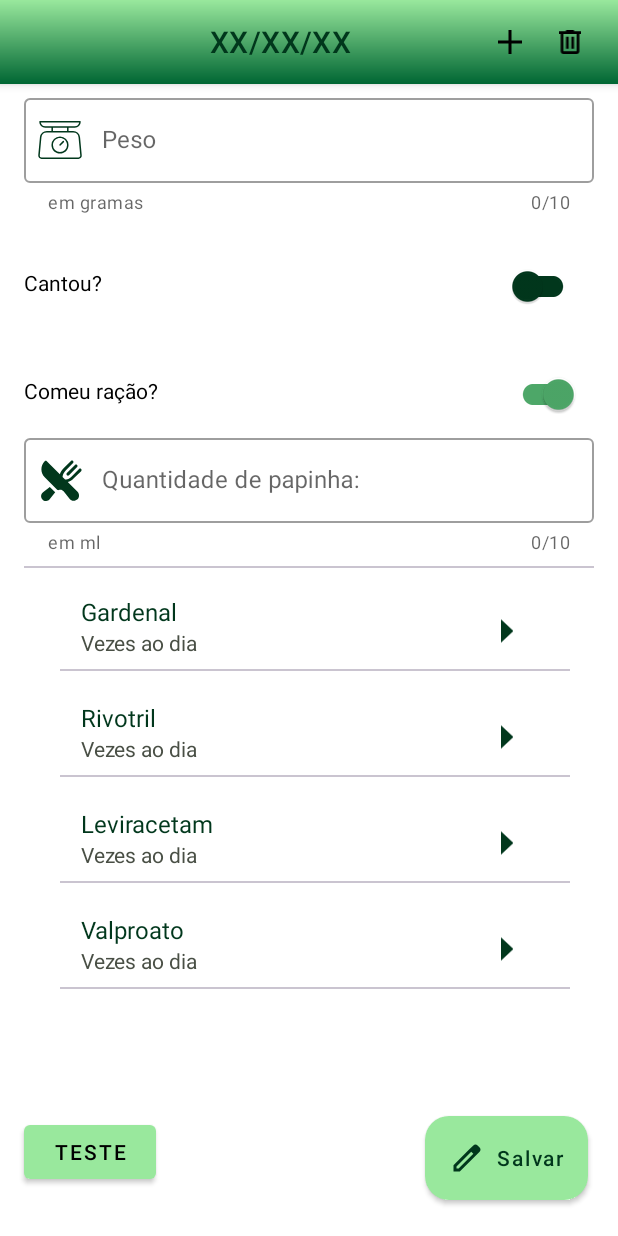
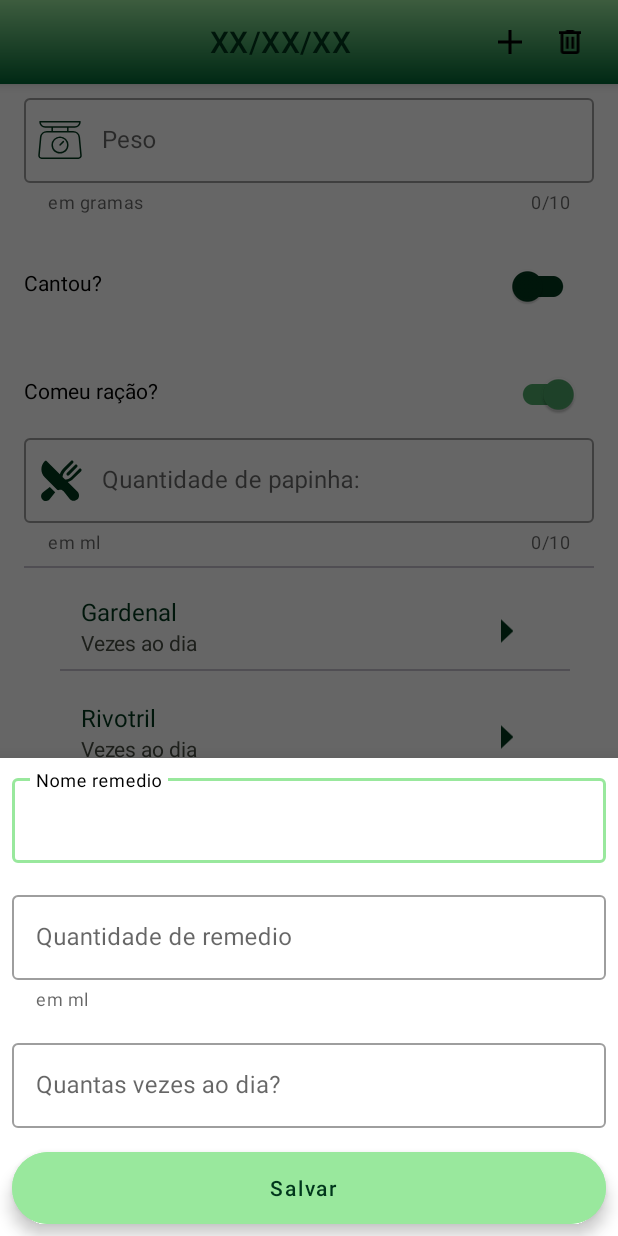
Before and after one commit to heloisa-cardillo/JuliusTracker, an Android app: the FormFragment screen opened through its navigation route, after a tap on an icon or button, on a phone screen of 412 x 824 dp. Run offline under Robolectric (Android 15) with nearby library versions, the phone set to English and light mode, and no system bars.

Commit message:
Xml do Detalhes feito Margens de 8 dp CardView sem funcionar

```diff
--- a/JuliusTracker/app/build.gradle
+++ b/JuliusTracker/app/build.gradle
@@ -35,6 +35,10 @@ android {
         enabled = true
     }
 
+    buildFeatures{
+        viewBinding = true
+    }
+
 }
 
 dependencies {
--- a/JuliusTracker/app/src/main/java/com/helo/juliustracker/AdpterMedicine.kt
+++ b/JuliusTracker/app/src/main/java/com/helo/juliustracker/AdpterMedicine.kt
@@ -35,13 +35,36 @@ class AdpterMedicine(private val itemsformulario: List<Formulario>): RecyclerVie
 
     }
 
-     class FormularioViewHolder(itemView: View) : RecyclerView.ViewHolder(itemView) {
-        val peso = itemView.findViewById<TextView>(R.id.peso)
+
+       class FormularioViewHolder(
+           private val cardViewBinding: View
+       ): RecyclerView.ViewHolder(cardViewBinding)
+       { val peso = itemView.findViewById<TextView>(R.id.peso)
         val cantou = itemView.findViewById<TextView>(R.id.cantar)
-        val data = itemView.findViewById<TextView>(R.id.data)
+        val data = itemView.findViewById<TextView>(R.id.data)}
 
 
-    }
+
+//           fun bindx (formulario: Formulario)
+//           { val peso = itemView.findViewById<TextView>(R.id.peso)
+////        val cantou = itemView.findViewById<TextView>(R.id.cantar)
+////        val data = itemView.findViewById<TextView>(R.id.data)
+//
+//
+//
+////               cardViewBinding.peso.text = formulario.peso.toString()
+////               cardViewBinding.cantar.text = formulario.cantou.toString()
+////               cardViewBinding.data.text = formulario.data.toString()
+//           }
+//     class FormularioViewHolder(
+//         itemView: View
+//     ) : RecyclerView.ViewHolder(itemView) {
+//        val peso = itemView.findViewById<TextView>(R.id.peso)
+//        val cantou = itemView.findViewById<TextView>(R.id.cantar)
+//        val data = itemView.findViewById<TextView>(R.id.data)
+//
+//
+//    }
 }
 
 
--- /dev/null
+++ b/JuliusTracker/app/src/main/java/com/helo/juliustracker/Click_lista.kt
@@ -0,0 +1,7 @@
+package com.helo.juliustracker
+
+interface Click_lista
+{
+    fun onClick(formulario: Formulario)
+
+}
--- a/JuliusTracker/app/src/main/java/com/helo/juliustracker/FormFragment.kt
+++ b/JuliusTracker/app/src/main/java/com/helo/juliustracker/FormFragment.kt
@@ -20,6 +20,7 @@ import androidx.fragment.app.Fragment
 import androidx.navigation.fragment.findNavController
 import androidx.recyclerview.widget.LinearLayoutManager
 import androidx.recyclerview.widget.RecyclerView
+import com.google.android.material.floatingactionbutton.ExtendedFloatingActionButton
 import com.google.android.material.floatingactionbutton.FloatingActionButton
 import com.google.android.material.textfield.TextInputLayout
 import com.helo.juliustracker.databinding.FragmentFormBinding
@@ -61,13 +62,12 @@ class FormFragment : Fragment() {
 
 
         val qtapapa = view.findViewById<TextInputLayout>(R.id.qtdpapa)
-        val teste = view.findViewById<Button>(R.id.teste)
         val sharedPref = Prefs(requireContext())
         sharedPref.name= "Heloisa"
 
         val lupa_icon = view.findViewById<ImageView>(R.id.lupa)
         lupa_icon.setOnClickListener{
-            Toast.makeText(requireContext(),"Clicou no buscar",Toast.LENGTH_SHORT).show()
+            findNavController().navigate(R.id.detail_to_medicine)
         }
 
         val lixo_icon = view.findViewById<ImageView>(R.id.trash)
@@ -76,12 +76,13 @@ class FormFragment : Fragment() {
         }
 
 
+        view.findViewById<ExtendedFloatingActionButton>(R.id.save_button).setOnClickListener{
+            findNavController().popBackStack()
+        }
+        //findNavController().popBackStack() - FILO
 
-        val save_button = view.findViewById<Button>(R.id.save_button)
-           save_button.setOnClickListener{
-               Toast.makeText(requireContext(),"Clicou no salvar",Toast.LENGTH_SHORT).show()
 
-        }
+
 
 
 
--- a/JuliusTracker/app/src/main/java/com/helo/juliustracker/Formulario.kt
+++ b/JuliusTracker/app/src/main/java/com/helo/juliustracker/Formulario.kt
@@ -1,4 +1,6 @@
 package com.helo.juliustracker
+
+
 
 public data class Formulario(
     var data: String,
--- a/JuliusTracker/app/src/main/java/com/helo/juliustracker/ListDataFragment.kt
+++ b/JuliusTracker/app/src/main/java/com/helo/juliustracker/ListDataFragment.kt
@@ -1,5 +1,6 @@
 package com.helo.juliustracker
 
+import android.content.Intent
 import android.os.Bundle
 import android.view.LayoutInflater
 import android.view.View
@@ -10,8 +11,11 @@ import androidx.navigation.fragment.findNavController
 import androidx.recyclerview.widget.LinearLayoutManager
 import androidx.recyclerview.widget.RecyclerView
 import com.google.android.material.floatingactionbutton.FloatingActionButton
+import com.helo.juliustracker.databinding.ActivityMainBinding
 
-class ListDataFragment : Fragment() {
+class ListDataFragment : Fragment(), Click_lista {
+
+//    private lateinit var binding: ActivityMainBinding
 
     override fun onCreateView(
         inflater: LayoutInflater,
@@ -19,6 +23,7 @@ class ListDataFragment : Fragment() {
         savedInstanceState: Bundle?
     ): View? {
         return inflater.inflate(R.layout.fragment_list_data,container,false)
+//        binding = ActivityMainBinding.inflate(layoutInflater)
     }
 
     override fun onViewCreated(view: View, savedInstanceState: Bundle?) {
@@ -40,6 +45,11 @@ class ListDataFragment : Fragment() {
             findNavController().navigate(R.id.list_to_detail)
         }
     }
+
+    override fun onClick(formulario: Formulario) {
+        val intent = Intent(requireContext(), ListDataFragment::class.java)
+        startActivity(intent)
+    }
 }
 
 //childFragmentManager.beginTransaction().add(
--- a/JuliusTracker/app/src/main/java/com/helo/juliustracker/MedicineFragment.kt
+++ b/JuliusTracker/app/src/main/java/com/helo/juliustracker/MedicineFragment.kt
@@ -1,6 +1,18 @@
 package com.helo.juliustracker
 
+import android.os.Bundle
+import android.view.LayoutInflater
+import android.view.View
+import android.view.ViewGroup
 import androidx.fragment.app.Fragment
+import com.google.android.material.bottomsheet.BottomSheetDialogFragment
 
-class MedicineFragment : Fragment() {
+class MedicineFragment : BottomSheetDialogFragment(){
+    override fun onCreateView(
+        inflater: LayoutInflater,
+        container: ViewGroup?,
+        savedInstanceState: Bundle?
+    ): View? {
+        return inflater.inflate(R.layout.fragment_medicine, container, false)
+    }
 }
--- a/JuliusTracker/app/src/main/res/drawable/bg_remedio.xml
+++ b/JuliusTracker/app/src/main/res/drawable/bg_remedio.xml
@@ -5,6 +5,7 @@
         android:startColor="@color/dark_green"
         android:centerColor="@color/green"
         android:endColor="@color/light_green"
-        android:angle="90"/>
+        android:angle="90"
+        android:type="linear"/>
 
 </shape>
--- a/JuliusTracker/app/src/main/res/layout/fragment_form.xml
+++ b/JuliusTracker/app/src/main/res/layout/fragment_form.xml
@@ -55,14 +55,12 @@
     </com.google.android.material.appbar.AppBarLayout>
 
 
-    <Button
+    <com.google.android.material.floatingactionbutton.ExtendedFloatingActionButton
         android:id="@+id/save_button"
         android:layout_width="wrap_content"
-        android:layout_height="56dp"
-        android:layout_marginTop="10dp"
+        android:layout_height="wrap_content"
         android:layout_marginEnd="20dp"
         android:layout_marginBottom="24dp"
-        android:background="@drawable/save_button"
         android:backgroundTint="@color/light_green"
         android:drawableLeft="@drawable/save_icon"
         android:text="Salvar"
@@ -71,16 +69,6 @@
         app:layout_constraintBottom_toBottomOf="parent"
         app:layout_constraintEnd_toEndOf="parent" />
 
-    <Button
-        android:id="@+id/teste"
-        android:layout_width="wrap_content"
-        android:layout_height="wrap_content"
-        android:layout_marginStart="16dp"
-        android:layout_marginBottom="32dp"
-        android:text="Teste"
-        android:textColor="@color/black"
-        app:layout_constraintBottom_toBottomOf="parent"
-        app:layout_constraintStart_toStartOf="parent" />
 
     <ScrollView
         android:layout_width="match_parent"
--- a/JuliusTracker/app/src/main/res/layout/fragment_medicine.xml
+++ b/JuliusTracker/app/src/main/res/layout/fragment_medicine.xml
@@ -1,14 +1,80 @@
 <?xml version="1.0" encoding="utf-8"?>
-<FrameLayout xmlns:android="http://schemas.android.com/apk/res/android"
+<LinearLayout xmlns:android="http://schemas.android.com/apk/res/android"
     xmlns:tools="http://schemas.android.com/tools"
     android:layout_width="match_parent"
     android:layout_height="match_parent"
-    tools:context=".MedicineFragment">
+    xmlns:app="http://schemas.android.com/apk/res-auto"
+    tools:context=".MedicineFragment"
+    android:orientation="vertical">
 
-    <!-- TODO: Update blank fragment layout -->
-    <TextView
+    <com.google.android.material.textfield.TextInputLayout
+        android:id="@+id/remedio_detail"
+        style="@style/Widget.MaterialComponents.TextInputLayout.OutlinedBox"
         android:layout_width="match_parent"
-        android:layout_height="match_parent"
-        android:text="@string/hello_blank_fragment" />
+        android:layout_height="wrap_content"
+        android:layout_marginStart="8dp"
+        android:layout_marginTop="8dp"
+        app:hintTextColor="@color/black"
+        android:layout_marginEnd="8dp"
+        android:layout_marginBottom="8dp"
+        android:hint="Nome remedio">
 
-</FrameLayout>
+        <com.google.android.material.textfield.TextInputEditText
+            android:layout_width="match_parent"
+            android:layout_height="wrap_content" />
+    </com.google.android.material.textfield.TextInputLayout>
+
+    <com.google.android.material.textfield.TextInputLayout
+        android:id="@+id/qtd_detail"
+        style="@style/Widget.MaterialComponents.TextInputLayout.OutlinedBox"
+        android:layout_width="match_parent"
+        android:layout_height="wrap_content"
+        android:hint="Quantidade de remedio"
+        app:helperText="em ml"
+        app:hintTextColor="@color/black"
+        android:layout_marginTop="8dp"
+        android:layout_marginStart="8dp"
+        android:layout_marginEnd="8dp"
+        android:layout_marginBottom="8dp">
+
+        <com.google.android.material.textfield.TextInputEditText
+            android:layout_width="match_parent"
+            android:layout_height="wrap_content" />
+    </com.google.android.material.textfield.TextInputLayout>
+
+    <com.google.android.material.textfield.TextInputLayout
+        android:id="@+id/vezes_ao_dia_detail"
+        style="@style/Widget.MaterialComponents.TextInputLayout.OutlinedBox"
+        android:layout_width="match_parent"
+        android:layout_height="wrap_content"
+        android:hint="Quantas vezes ao dia?"
+        android:layout_marginTop="8dp"
+        android:layout_marginStart="8dp"
+        app:hintTextColor="@color/black"
+        android:layout_marginEnd="8dp"
+        android:layout_marginBottom="8dp">
+
+        <com.google.android.material.textfield.TextInputEditText
+            android:layout_width="match_parent"
+            android:layout_height="wrap_content" />
+    </com.google.android.material.textfield.TextInputLayout>
+
+    <com.google.android.material.floatingactionbutton.ExtendedFloatingActionButton
+        android:id="@+id/save_button"
+        android:layout_width="match_parent"
+        android:layout_height="wrap_content"
+
+        android:backgroundTint="@color/light_green"
+        android:text="Salvar"
+        android:textAlignment="center"
+        android:textAllCaps="false"
+        android:textColor="@color/cardin_green"
+        app:layout_constraintBottom_toBottomOf="parent"
+        app:layout_constraintEnd_toEndOf="parent"
+        android:layout_marginTop="8dp"
+        android:layout_marginStart="8dp"
+        app:hintTextColor="@color/black"
+        android:layout_marginEnd="8dp"
+        android:layout_marginBottom="8dp"/>
+
+</LinearLayout>
--- a/JuliusTracker/app/src/main/res/navigation/nav_graph.xml
+++ b/JuliusTracker/app/src/main/res/navigation/nav_graph.xml
@@ -15,7 +15,16 @@
 
     <fragment
         android:id="@+id/detail"
-        android:name="com.helo.juliustracker.FormFragment" />
+        android:name="com.helo.juliustracker.FormFragment">
+        <action
+            android:id="@+id/detail_to_medicine"
+            app:destination="@+id/medicine"/>
+    </fragment>
+  <dialog
+      android:id="@+id/medicine"
+      android:name="com.helo.juliustracker.MedicineFragment"
+      />
+
 
 
 </navigation>
```
Also changed, not shown: JuliusTracker/app/src/main/AndroidManifest.xml (+7 -2 lines), JuliusTracker/app/src/main/java/com/helo/juliustracker/Book.kt (added, +12 -0 lines), JuliusTracker/app/src/main/res/layout/card_view.xml (added, +58 -0 lines), JuliusTracker/app/src/main/res/layout/fragment_list_data.xml (+18 -0 lines), JuliusTracker/app/src/main/res/layout/item_data_formulario.xml (+7 -18 lines).
